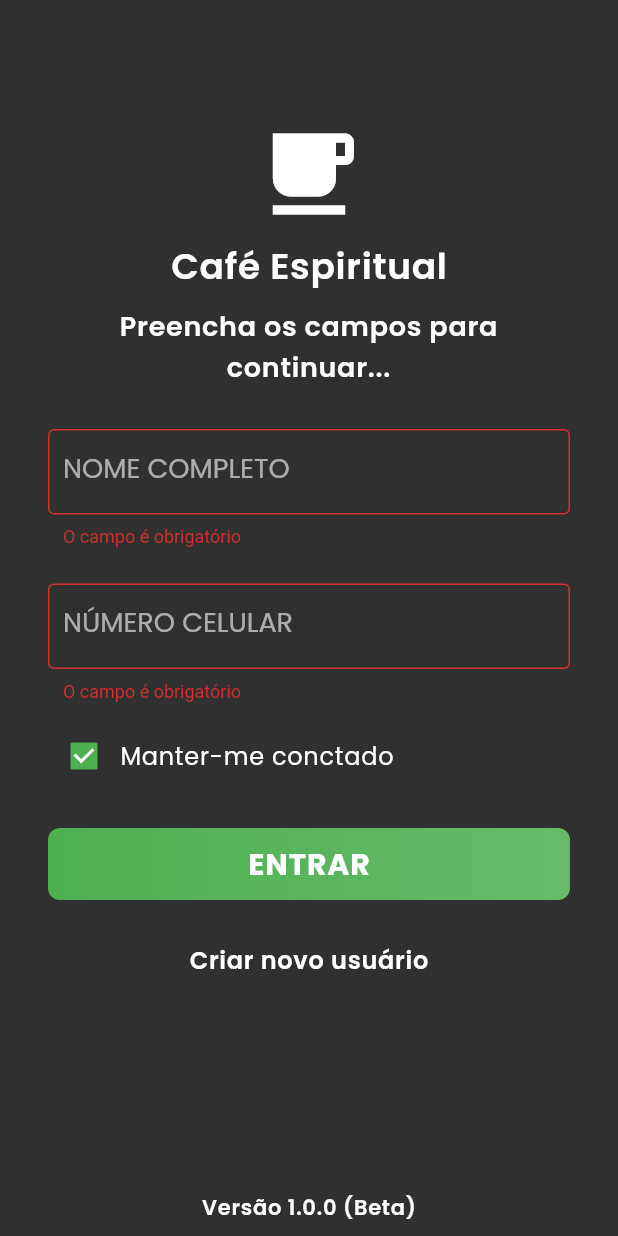
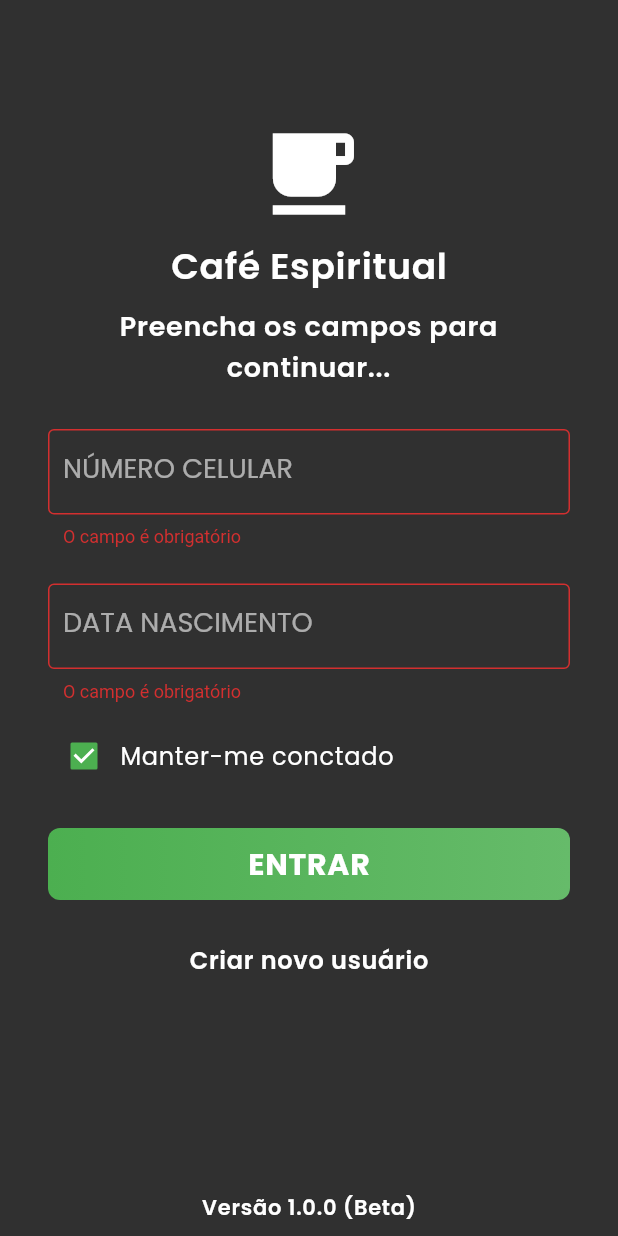
Before and after one commit to paulocastelo12/spirit_coffe, a Flutter app: the screen it shows after launch, after a tap on "ENTRAR", on a phone screen of 412 x 824 dp. Run offline on Flutter 3.47's test engine with Material 2 defaults, Android fonts, the phone set to English and light mode, and no system bars; our stand-ins replace dio, flutter_masked_text, flutter_mobx, flutter_modular, google_fonts, mobx and 1 more; generated files the repository leaves out were written again.

Commit message:
ajust login

```diff
--- a/lib/app/core/utils/constants.dart
+++ b/lib/app/core/utils/constants.dart
@@ -1 +1 @@
-const String URL_BASE = "http://147.1.5.121:3000";
+const String URL_BASE = "http://192.168.100.3:3000";
--- a/lib/app/modules/login/components/login_form.dart
+++ b/lib/app/modules/login/components/login_form.dart
@@ -15,8 +15,11 @@ class _FormLoginState extends State<FormLogin> {
 
   final _formKey = GlobalKey<FormState>();
 
-  MaskedTextController maskedTextController =
+  MaskedTextController maskedTextControllerPhone =
       MaskedTextController(mask: '(00) 00000-0000');
+
+  MaskedTextController maskedTextControllerDate =
+      MaskedTextController(mask: '00/00/0000');
 
   @override
   Widget build(BuildContext context) {
@@ -28,41 +31,15 @@ class _FormLoginState extends State<FormLogin> {
               child: Column(
                 children: [
                   Observer(builder: (_) {
-                    var textEditingControllerName =
-                        TextEditingController(text: _loginStore.nomeUser);
+                    maskedTextControllerPhone.text = _loginStore.numberPhone;
 
-                    textEditingControllerName.selection =
-                        TextSelection.fromPosition(TextPosition(
-                            offset: textEditingControllerName.text.length));
+                    TextEditingController textEditingControllerWithMask =
+                        TextEditingController(
+                            text: maskedTextControllerPhone.text);
 
-                    return TextFormField(
-                      controller: textEditingControllerName,
-                      cursorColor: Colors.green,
-                      decoration: InputDecoration(
-                        labelText: "NOME COMPLETO",
-                        border: OutlineInputBorder(),
-                        contentPadding: new EdgeInsets.symmetric(
-                            vertical: 16.0, horizontal: 10.0),
-                      ),
-                      style: GoogleFonts.poppins(fontSize: 18),
-                      onChanged: _loginStore.setTextNomeUser,
-                      validator: (value) {
-                        if (value.isEmpty) return "O campo é obrigatório";
-                        return null;
-                      },
-                      onSaved: (value) => _loginStore.nomeUser = value,
-                    );
-                  }),
-                  SizedBox(
-                    height: 24,
-                  ),
-                  Observer(builder: (_) {
-                    maskedTextController.text = _loginStore.numberPhone;
-                    TextEditingController textEditingControllerWithMask =
-                        TextEditingController(text: maskedTextController.text);
                     textEditingControllerWithMask.selection =
                         TextSelection.fromPosition(TextPosition(
-                            offset: maskedTextController.text.length));
+                            offset: maskedTextControllerPhone.text.length));
 
                     return TextFormField(
                       controller: textEditingControllerWithMask,
@@ -81,6 +58,38 @@ class _FormLoginState extends State<FormLogin> {
                         return null;
                       },
                       onSaved: (value) => _loginStore.numberPhone = value,
+                    );
+                  }),
+                  SizedBox(
+                    height: 24,
+                  ),
+                  Observer(builder: (_) {
+                    maskedTextControllerDate.text = _loginStore.datebirthday;
+
+                    var textEditingControllerName = TextEditingController(
+                        text: maskedTextControllerDate.text);
+
+                    textEditingControllerName.selection =
+                        TextSelection.fromPosition(TextPosition(
+                            offset: textEditingControllerName.text.length));
+
+                    return TextFormField(
+                      controller: textEditingControllerName,
+                      cursorColor: Colors.green,
+                      keyboardType: TextInputType.datetime,
+                      decoration: InputDecoration(
+                        labelText: "DATA NASCIMENTO",
+                        border: OutlineInputBorder(),
+                        contentPadding: new EdgeInsets.symmetric(
+                            vertical: 16.0, horizontal: 10.0),
+                      ),
+                      style: GoogleFonts.poppins(fontSize: 18),
+                      onChanged: _loginStore.setTextDateBirthday,
+                      validator: (value) {
+                        if (value.isEmpty) return "O campo é obrigatório";
+                        return null;
+                      },
+                      onSaved: (value) => _loginStore.datebirthday = value,
                     );
                   }),
                   SizedBox(
--- a/lib/app/modules/login/login_store.dart
+++ b/lib/app/modules/login/login_store.dart
@@ -1,5 +1,6 @@
 import 'package:flutter/material.dart';
 import 'package:flutter_modular/flutter_modular.dart';
+import 'package:intl/intl.dart';
 import 'package:mobx/mobx.dart';
 import 'package:shared_preferences/shared_preferences.dart';
 import 'package:spirit_coffe/app/core/models/user_model.dart';
@@ -12,7 +13,7 @@ class LoginStore = _LoginStoreBase with _$LoginStore;
 
 abstract class _LoginStoreBase with Store {
   _LoginStoreBase() {
-    findAllUsers();
+    //findAllUsers();
     getStringValuesSF();
   }
 
@@ -22,10 +23,10 @@ abstract class _LoginStoreBase with Store {
   bool loading = false;
 
   @observable
-  String nomeUser = "";
+  String datebirthday = "";
 
   @action
-  setTextNomeUser(String value) => nomeUser = value;
+  setTextDateBirthday(String value) => datebirthday = value;
 
   @observable
   String numberPhone = "";
@@ -49,8 +50,20 @@ abstract class _LoginStoreBase with Store {
     await Future.delayed(const Duration(milliseconds: 1000));
     //print(this.nomeUser + " " + this.numberPhone);
 
-    userModel = await loginRepository
-        .login({"nomeUser": "$nomeUser", "numberPhone": "$numberPhone"});
+    var inputFormat = DateFormat("dd/MM/yyyy");
+    var date = inputFormat.parse("$datebirthday");
+
+    String formatPhone = numberPhone.replaceAll(' ', '');
+    formatPhone = formatPhone.replaceAll('(', '');
+    formatPhone = formatPhone.replaceAll(')', '');
+    formatPhone = formatPhone.replaceAll('-', '');
+
+    Map<String, dynamic> data = {
+      "phone": formatPhone,
+      "datebirthday": date.toIso8601String()
+    };
+
+    userModel = await loginRepository.login(data);
 
     if (userModel != null) {
       this.checkSave ? await saveSharedPref() : await removeSharedPref();
@@ -67,7 +80,7 @@ abstract class _LoginStoreBase with Store {
 
   saveSharedPref() async {
     SharedPreferences prefs = await SharedPreferences.getInstance();
-    prefs.setString('name', nomeUser);
+    prefs.setString('datebirthday', datebirthday);
     prefs.setString('numberPhone', numberPhone);
   }
 
@@ -81,11 +94,11 @@ abstract class _LoginStoreBase with Store {
     SharedPreferences prefs = await SharedPreferences.getInstance();
     //Return String
     String nameValueSF = "";
-    prefs.getString('name') == null
+    prefs.getString('datebirthday') == null
         ? nameValueSF = ""
-        : nameValueSF = prefs.getString('name');
+        : nameValueSF = prefs.getString('datebirthday');
 
-    nomeUser = nameValueSF;
+    datebirthday = nameValueSF;
 
     String numberPhoneValueSF = "";
     prefs.getString('numberPhone') == null
--- a/lib/app/modules/login/newuser/newuser_store.dart
+++ b/lib/app/modules/login/newuser/newuser_store.dart
@@ -1,6 +1,7 @@
 import 'package:flutter_modular/flutter_modular.dart';
 import 'package:intl/intl.dart';
 import 'package:mobx/mobx.dart';
+import 'package:spirit_coffe/app/core/models/user_model.dart';
 import 'package:spirit_coffe/app/modules/login/newuser/repositories/newuser_repository_interface.dart';
 
 part 'newuser_store.g.dart';
@@ -43,6 +44,10 @@ abstract class _NewuserStoreBase with Store {
       "gender": gender == SingingCharacter.masculine ? 'M' : 'F'
     };
 
-    await _iNewUserRepository.createuser(data);
+    UserModel userModel = await _iNewUserRepository.createuser(data);
+
+    if(userModel != null){
+      Modular.to.pop();
+    }
   }
 }
--- a/lib/app/modules/login/newuser/repositories/newuser_repository.dart
+++ b/lib/app/modules/login/newuser/repositories/newuser_repository.dart
@@ -11,14 +11,13 @@ class NewUserRepository implements INewUserRepository {
   Future<UserModel> createuser(Map<String, dynamic> data) async {
     try {
       var response = await dio.post("/users", data: data);
-
       print(response.data.toString());
-      // json.encode(data);
-      // print(data);
+      return UserModel.fromJson(response.data);
     } catch (e) {
       print("Erro  => " + e.toString());
+      return null;
     }
 
-    return null;
+
   }
 }
```
Also changed, not shown: lib/app/core/models/user_model.dart (+17 -2 lines), lib/app/modules/login/repositories/login_repository.dart (+4 -15 lines), lib/app/modules/login/login_store.g.dart.
